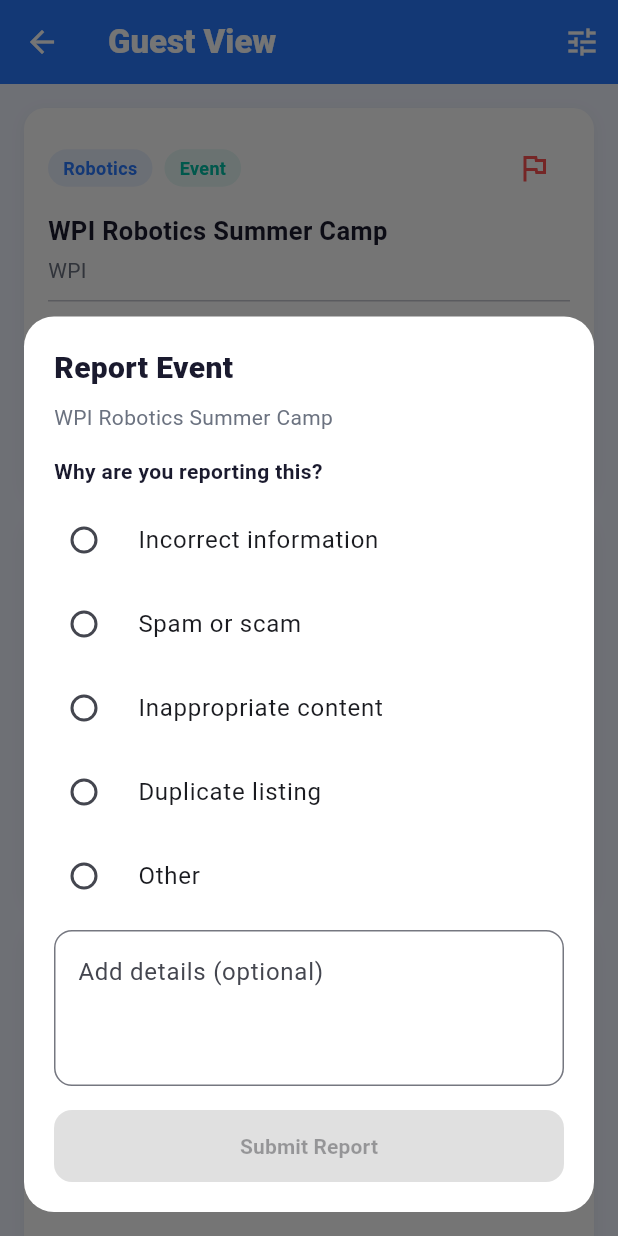
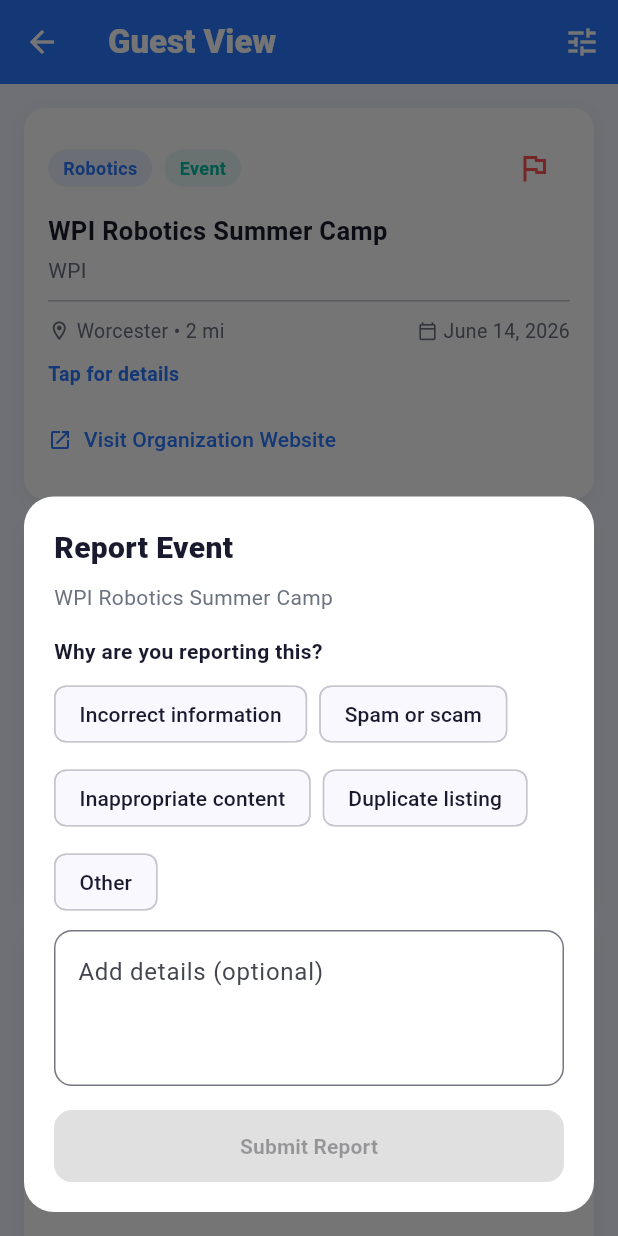
Before and after one commit to HugeAJTheBoss/Beacon, a Flutter app: the GuestScreen screen opened directly, after a tap on the "flag" icon, on a phone screen of 412 x 824 dp. Run offline on Flutter 3.47's test engine with Material 3 defaults, Android fonts, the phone set to English and light mode, and no system bars; our stand-ins replace firebase_core; missing offline and left inert: dart:html; accounts and stored records are empty.

Commit message:
Refactor GuestScreen and StudentScreen to use ChoiceChip for selection options and update variable declarations to final

```diff
--- a/beacon/lib/guest_screen.dart
+++ b/beacon/lib/guest_screen.dart
@@ -13,8 +13,8 @@
 }
 
 class _GuestScreenState extends State<GuestScreen> {
-  double _distance = 25;
-  double _age = 14;
+  final double _distance = 25;
+  final double _age = 14;
 
   final Map<String, bool> _types = {
     'Club': true,
@@ -169,23 +169,33 @@
                         ),
                       ),
                       const SizedBox(height: 8),
-                      ...[
+                      Wrap(
+                        spacing: 8,
+                        runSpacing: 8,
+                        children: [
                           'Incorrect information',
                           'Spam or scam',
                           'Inappropriate content',
                           'Duplicate listing',
                           'Other',
                         ].map(
-                        (reason) => RadioListTile<String>(
-                          value: reason,
-                          groupValue: selectedReason,
-                          activeColor: AppColors.primary,
-                          contentPadding: EdgeInsets.zero,
-                          title: Text(reason),
-                          onChanged: (value) {
-                            setModalState(() => selectedReason = value);
+                          (reason) => ChoiceChip(
+                            label: Text(reason),
+                            selected: selectedReason == reason,
+                            selectedColor: AppColors.primary.withValues(alpha: 0.15),
+                            labelStyle: TextStyle(
+                              color: selectedReason == reason
+                                  ? AppColors.primary
+                                  : AppColors.title,
+                              fontWeight: selectedReason == reason
+                                  ? FontWeight.w600
+                                  : FontWeight.w500,
+                            ),
+                            onSelected: (_) {
+                              setModalState(() => selectedReason = reason);
                             },
                           ),
+                        ).toList(),
                       ),
                       const SizedBox(height: 8),
                       TextField(
--- a/beacon/lib/link_opener_web.dart
+++ b/beacon/lib/link_opener_web.dart
@@ -1,3 +1,5 @@
+// ignore_for_file: deprecated_member_use, avoid_web_libraries_in_flutter
+
 import 'dart:html' as html;
 
 Future<bool> openInBrowserTab(String url) async {
--- a/beacon/lib/org_dashboard_screen.dart
+++ b/beacon/lib/org_dashboard_screen.dart
@@ -764,7 +764,7 @@
     return Padding(
       padding: const EdgeInsets.only(bottom: 16),
       child: DropdownButtonFormField<String>(
-        value: value,
+        initialValue: value,
         decoration: InputDecoration(
           labelText: label,
           filled: true,
```
Also changed, not shown: beacon/lib/student_screen.dart (+19 -9 lines). Lines whose indentation alone changed are shown as unchanged.
